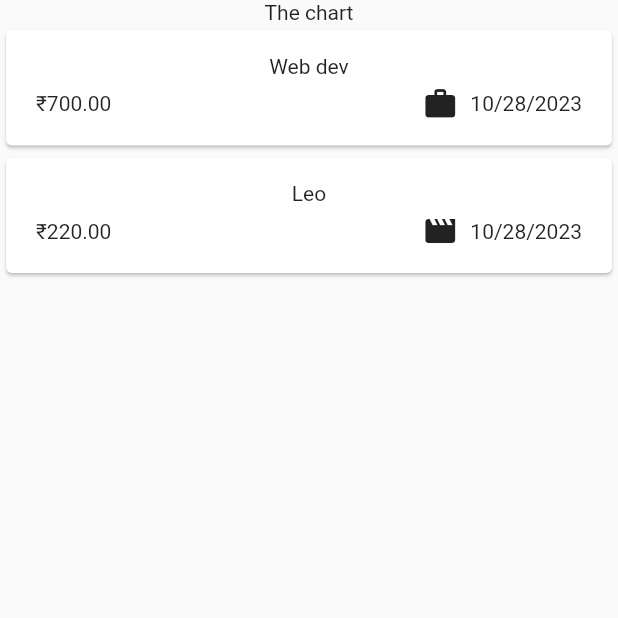
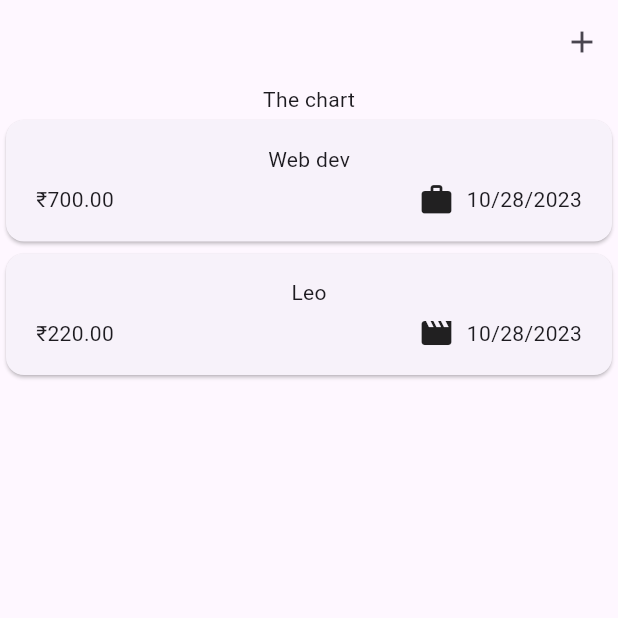
Before and after one commit to YOGESHnick/Expense_Tracker-flutter, a Flutter app: the screen it shows after launch, on a phone screen of 412 x 824 dp, the top half of it. Run offline on Flutter 3.47's test engine with Material 2 defaults, Android fonts, the phone set to English and light mode, and no system bars.

Commit message:
added appBar

```diff
--- a/lib/main.dart
+++ b/lib/main.dart
@@ -3,8 +3,9 @@ import 'package:expense_tracker/widgets/expenses.dart';
 
 void main() {
   runApp(
-    const MaterialApp(
-    home:Expenses() ,
+     MaterialApp(
+      theme: ThemeData(useMaterial3: true),
+      home:const Expenses() ,
     )
   );
 }
--- a/lib/widgets/expenses.dart
+++ b/lib/widgets/expenses.dart
@@ -28,6 +28,11 @@ class _ExpensesState extends State<Expenses>{
   @override
   Widget build(BuildContext context) {
     return Scaffold(
+      appBar: AppBar(
+        actions: [
+          IconButton(onPressed: (){}, icon: const Icon(Icons.add)) ,
+        ],
+      ),
       body: Column(
         children:  [
           const Text('The chart'),
```
